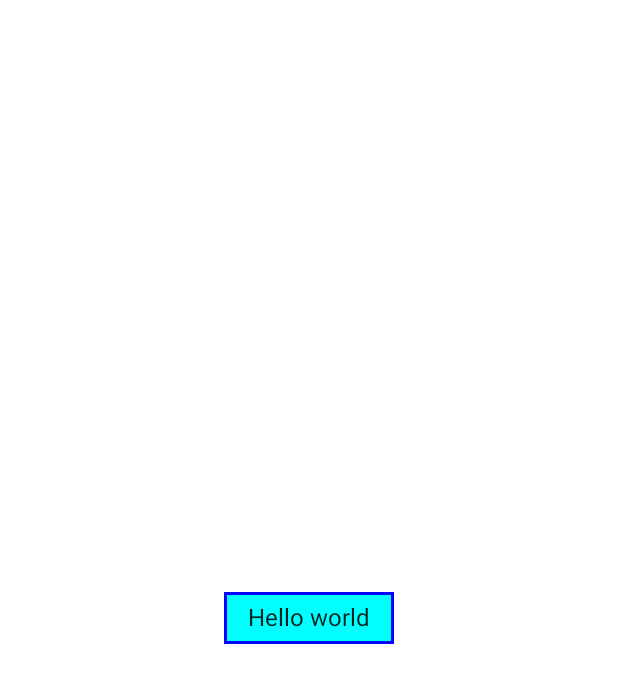
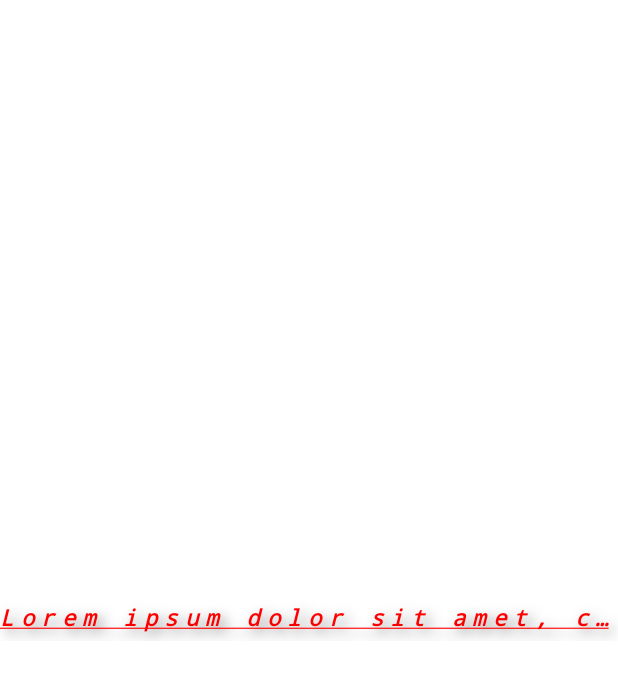
Before and after one commit to javier-tapia/MyMovies, an Android app built with Jetpack Compose: the screen it shows after launch (MainActivity), on a phone screen of 412 x 824 dp. Shown: the top 683 px of the screen. Run offline under Robolectric (Android 15) with nearby library versions, the phone set to English and light mode, and no system bars.

Commit message:
First steps with Jetpack Compose: Text

```diff
--- a/app/src/main/java/com/example/mymovies/MainActivity.kt
+++ b/app/src/main/java/com/example/mymovies/MainActivity.kt
@@ -13,9 +13,20 @@ import androidx.compose.material.Text
 import androidx.compose.runtime.Composable
 import androidx.compose.ui.Alignment
 import androidx.compose.ui.Modifier
+import androidx.compose.ui.geometry.Offset
 import androidx.compose.ui.graphics.Color
+import androidx.compose.ui.graphics.Shadow
+import androidx.compose.ui.res.stringResource
+import androidx.compose.ui.text.font.FontFamily
+import androidx.compose.ui.text.font.FontStyle
+import androidx.compose.ui.text.font.FontWeight
+import androidx.compose.ui.text.style.TextAlign
+import androidx.compose.ui.text.style.TextDecoration
+import androidx.compose.ui.text.style.TextOverflow
 import androidx.compose.ui.tooling.preview.Preview
 import androidx.compose.ui.unit.dp
+import androidx.compose.ui.unit.em
+import androidx.compose.ui.unit.sp
 import com.example.mymovies.ui.theme.MyMoviesTheme
 
 class MainActivity : ComponentActivity() {
@@ -51,12 +62,32 @@ fun ButtonText() {
         contentAlignment = Alignment.Center
     ) {
         Text(
-            text = "Hello world",
-            modifier = Modifier
-                .clickable { /* TODO */ }
-                .background(Color.Cyan)
-                .border(width = 2.dp, color = Color.Blue)
-                .padding(horizontal = 16.dp, vertical = 8.dp)
+//            text = "Hello world",
+            text = stringResource(id = R.string.lorem),
+            color = Color.Red,
+            fontSize = 15.sp,
+            fontStyle = FontStyle.Italic,
+            fontWeight = FontWeight.Bold,
+            fontFamily = FontFamily.Monospace,
+            letterSpacing = 5.sp,
+            textDecoration = TextDecoration.Underline,
+            textAlign = TextAlign.Justify,
+            lineHeight = 2.em, // Cada 'em' representa la altura de una letra
+            // Las siguientes 3 propiedades, suelen trabajar en conjunto
+            maxLines = 2,
+            overflow = TextOverflow.Ellipsis, // Por defecto, usa el TextOverflow.Clip
+            softWrap = false, // Por defecto, es true
+//            onTextLayout =   // Es un listener que devuelve un TextLayoutResult
+
+            // Permite abstraer el estilo completo en lugar de setear cada argumento
+            // y también permite configurar los estilos en el propio tema de Jetpack Compose
+            style = MaterialTheme.typography.h6.copy(
+                shadow = Shadow(
+                    offset = Offset(5f, 5f),
+                    blurRadius = 10f,
+                    color = Color.Black.copy(alpha = 0.5f)
+                )
+            )
         )
     }
 }
@@ -80,7 +111,10 @@ fun MediaItem() {
                 .background(MaterialTheme.colors.secondary)
                 .padding(16.dp)
         ) {
-            Text(text = "Title 1")
+            Text(
+                text = "Title 1",
+                style = MaterialTheme.typography.h6
+            )
         }
     }
 }
--- a/app/src/main/res/values/strings.xml
+++ b/app/src/main/res/values/strings.xml
@@ -1,3 +1,4 @@
 <resources>
     <string name="app_name">My Movies</string>
+    <string name="lorem">"Lorem ipsum dolor sit amet, consectetur adipiscing elit. Etiam eu augue ut nibh consequat molestie. Mauris vitae velit nibh. Sed vulputate est ligula, vitae porta magna fringilla vulputate. Mauris hendrerit eros quis lorem ornare lobortis. Sed vel arcu eu justo hendrerit suscipit vitae sit amet lectus. Nunc nec egestas lacus. Nam pellentesque nunc at ex facilisis rhoncus. Maecenas lacus orci, porttitor nec aliquam ut, congue eget est. Aliquam ac est nisi. "</string>
 </resources>
```
Also changed, not shown: 2 other files.
